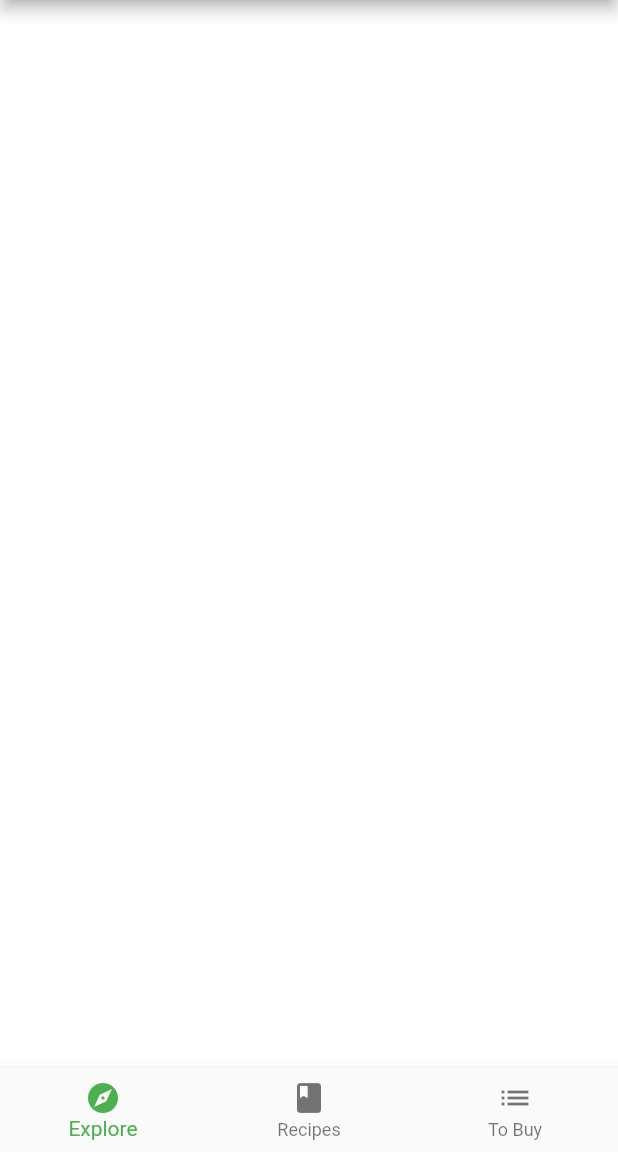
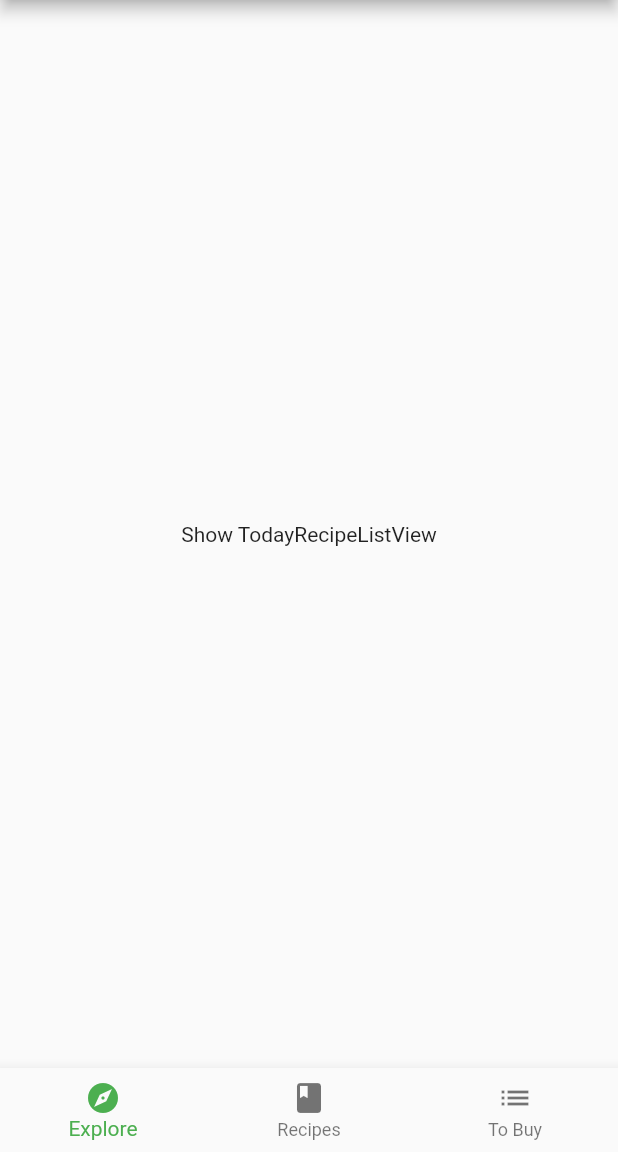
Before and after one commit to eoeefosa/Fooderlich-2.0, a Flutter app: the screen it shows after launch, on a phone screen of 412 x 824 dp, the part 84-1236 px from its top. Run offline on Flutter 3.47's test engine with Material 2 defaults, Android fonts, the light colour scheme and no system bars; our stand-ins replace google_fonts; project files that could hold a hidden picture were left out.

Commit message:
added explore screen

```diff
--- a/lib/home.dart
+++ b/lib/home.dart
@@ -1,4 +1,5 @@
 import 'package:flutter/material.dart';
+import 'screens/explore_screen.dart';
 
 class Home extends StatefulWidget {
   const Home({Key? key}) : super(key: key);
@@ -12,7 +13,7 @@ class _HomeState extends State<Home> {
 
   static List<Widget> pages = <Widget>[
     // TODO: Replace with ExploreScreen
-    Container(color: Colors.white),
+    ExploreScreen(),
     // TODO: Replace with RecipesScreen
     Container(color: Colors.green),
     Container(color: Colors.blue),
--- /dev/null
+++ b/lib/screens/explore_screen.dart
@@ -0,0 +1,30 @@
+import 'package:flutter/material.dart';
+import 'package:fooderlich/components/components.dart';
+import 'package:fooderlich/api/mock_fooderlich_service.dart';
+
+class ExploreScreen extends StatelessWidget {
+  ExploreScreen({Key? key}) : super(key: key);
+  final mockService = MockFooderlichService();
+
+  @override
+  Widget build(BuildContext context) {
+    // TODO 1: Add TodayRecipeListView FutureBuilder
+    return FutureBuilder(
+      future: mockService.getExploreData(),
+      builder: (context, snapshot) {
+        // TODO: Add Nested List Views
+        // 4
+        if (snapshot.connectionState == ConnectionState.done) {
+          // 5
+          final recipes = snapshot.data?.todayRecipes;
+          // TODO: Replace this with TodayRecipeListView
+          return Center(
+              child: Container(child: const Text('Show TodayRecipeListView')));
+        } else {
+          // 6
+          return const Center(child: CircularProgressIndicator());
+        }
+      },
+    );
+  }
+}
```
